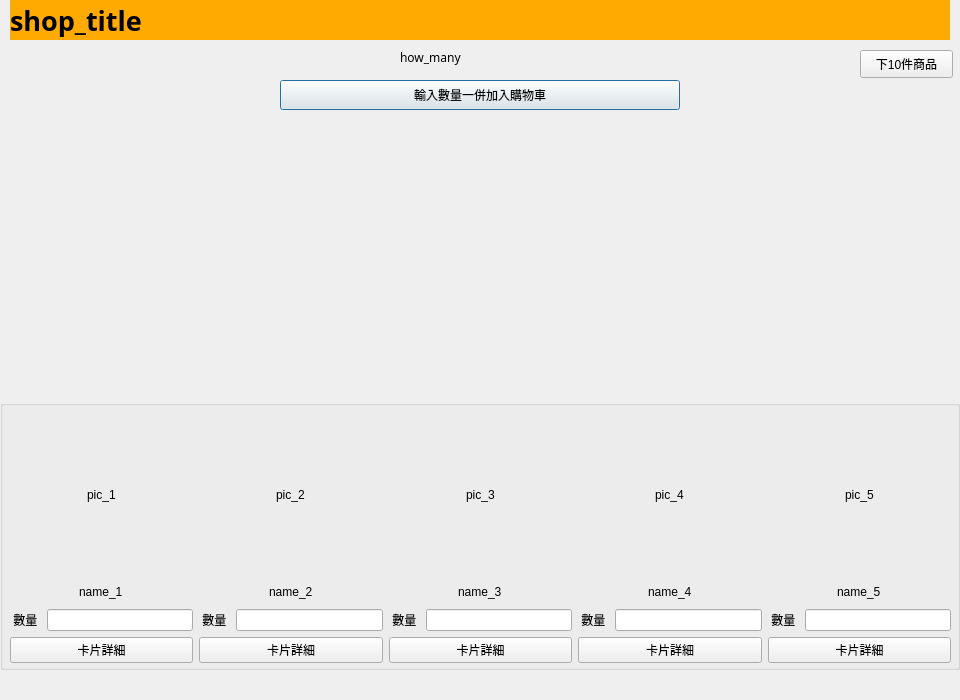
First picture: the form in project-commodity/addgoods_window.ui, repository freefrit/AOOP_DogeShop, before the edit.
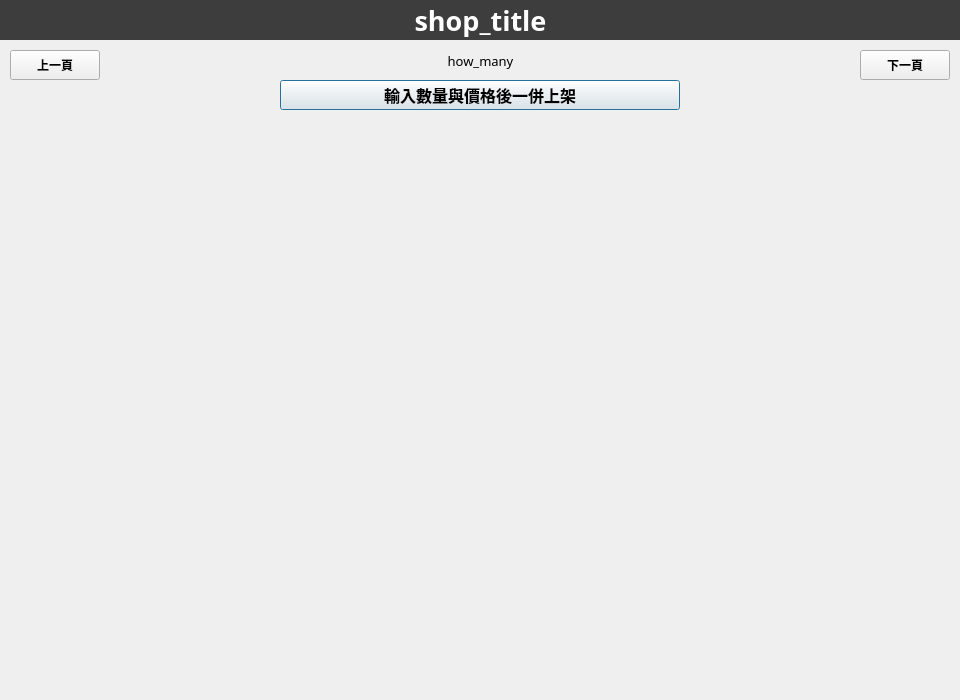
Second picture: the form after the edit.

Commit message: 21/12/14 AddGoods window now can change page, see card's detail

The edit to the form file:
```diff
--- a/project-commodity/addgoods_window.ui
+++ b/project-commodity/addgoods_window.ui
@@ -13,7 +13,10 @@
   <property name="windowTitle">
    <string>Dialog</string>
   </property>
-  <widget class="QPushButton" name="add_to_cart">
+  <property name="styleSheet">
+   <string notr="true"/>
+  </property>
+  <widget class="QPushButton" name="add">
    <property name="geometry">
     <rect>
      <x>280</x>
@@ -22,16 +25,24 @@
      <height>30</height>
     </rect>
    </property>
+   <property name="font">
+    <font>
+     <family>微軟正黑體</family>
+     <pointsize>12</pointsize>
+     <weight>75</weight>
+     <bold>true</bold>
+    </font>
+   </property>
    <property name="text">
-    <string>輸入數量一併加入購物車</string>
+    <string>輸入數量與價格後一併上架</string>
    </property>
   </widget>
   <widget class="QLabel" name="shop_title">
    <property name="geometry">
     <rect>
-     <x>10</x>
+     <x>0</x>
      <y>0</y>
-     <width>940</width>
+     <width>961</width>
      <height>40</height>
     </rect>
    </property>
@@ -44,266 +55,102 @@
     </font>
    </property>
    <property name="styleSheet">
-    <string notr="true">background-color: rgb(255, 170, 0);</string>
+    <string notr="true">color: rgb(255, 255, 255);
+background-color: rgb(61, 61, 61);</string>
    </property>
    <property name="text">
     <string>shop_title</string>
    </property>
-  </widget>
-  <widget class="QGroupBox" name="groupBox_2">
-   <property name="geometry">
-    <rect>
-     <x>0</x>
-     <y>400</y>
-     <width>960</width>
-     <height>270</height>
-    </rect>
+   <property name="alignment">
+    <set>Qt::AlignCenter</set>
    </property>
-   <property name="title">
-    <string/>
-   </property>
-   <widget class="QWidget" name="horizontalLayoutWidget_8">
-    <property name="geometry">
-     <rect>
-      <x>10</x>
-      <y>10</y>
-      <width>941</width>
-      <height>171</height>
-     </rect>
-    </property>
-    <layout class="QHBoxLayout" name="horizontalLayout_15">
-     <item alignment="Qt::AlignHCenter|Qt::AlignVCenter">
-      <widget class="QLabel" name="pic_11">
-       <property name="text">
-        <string>pic_1</string>
-       </property>
-      </widget>
-     </item>
-     <item alignment="Qt::AlignHCenter|Qt::AlignVCenter">
-      <widget class="QLabel" name="pic_12">
-       <property name="text">
-        <string>pic_2</string>
-       </property>
-      </widget>
-     </item>
-     <item alignment="Qt::AlignHCenter|Qt::AlignVCenter">
-      <widget class="QLabel" name="pic_13">
-       <property name="text">
-        <string>pic_3</string>
-       </property>
-      </widget>
-     </item>
-     <item alignment="Qt::AlignHCenter|Qt::AlignVCenter">
-      <widget class="QLabel" name="pic_14">
-       <property name="text">
-        <string>pic_4</string>
-       </property>
-      </widget>
-     </item>
-     <item alignment="Qt::AlignHCenter|Qt::AlignVCenter">
-      <widget class="QLabel" name="pic_15">
-       <property name="text">
-        <string>pic_5</string>
-       </property>
-      </widget>
-     </item>
-    </layout>
-   </widget>
-   <widget class="QWidget" name="gridLayoutWidget_3">
-    <property name="geometry">
-     <rect>
-      <x>10</x>
-      <y>180</y>
-      <width>941</width>
-      <height>83</height>
-     </rect>
-    </property>
-    <layout class="QGridLayout" name="gridLayout_3">
-     <item row="2" column="1">
-      <widget class="QPushButton" name="info_11">
-       <property name="text">
-        <string>卡片詳細</string>
-       </property>
-      </widget>
-     </item>
-     <item row="0" column="3" alignment="Qt::AlignHCenter">
-      <widget class="QLabel" name="name_11">
-       <property name="text">
-        <string>name_4</string>
-       </property>
-      </widget>
-     </item>
-     <item row="1" column="0">
-      <layout class="QHBoxLayout" name="horizontalLayout_16">
-       <item>
-        <widget class="QLabel" name="label_11">
-         <property name="text">
-          <string> 數量 </string>
-         </property>
-        </widget>
-       </item>
-       <item>
-        <widget class="QLineEdit" name="lineEdit_12"/>
-       </item>
-      </layout>
-     </item>
-     <item row="2" column="2">
-      <widget class="QPushButton" name="info_12">
-       <property name="text">
-        <string>卡片詳細</string>
-       </property>
-      </widget>
-     </item>
-     <item row="0" column="2" alignment="Qt::AlignHCenter">
-      <widget class="QLabel" name="name_12">
-       <property name="text">
-        <string>name_3</string>
-       </property>
-      </widget>
-     </item>
-     <item row="1" column="1">
-      <layout class="QHBoxLayout" name="horizontalLayout_17">
-       <item>
-        <widget class="QLabel" name="label_12">
-         <property name="text">
-          <string> 數量 </string>
-         </property>
-        </widget>
-       </item>
-       <item>
-        <widget class="QLineEdit" name="lineEdit_13"/>
-       </item>
-      </layout>
-     </item>
-     <item row="0" column="1" alignment="Qt::AlignHCenter">
-      <widget class="QLabel" name="name_13">
-       <property name="text">
-        <string>name_2</string>
-       </property>
-      </widget>
-     </item>
-     <item row="1" column="4">
-      <layout class="QHBoxLayout" name="horizontalLayout_18">
-       <item>
-        <widget class="QLabel" name="label_13">
-         <property name="text">
-          <string> 數量 </string>
-         </property>
-        </widget>
-       </item>
-       <item>
-        <widget class="QLineEdit" name="lineEdit_14"/>
-       </item>
-      </layout>
-     </item>
-     <item row="2" column="0">
-      <widget class="QPushButton" name="info_13">
-       <property name="text">
-        <string>卡片詳細</string>
-       </property>
-      </widget>
-     </item>
-     <item row="2" column="3">
-      <widget class="QPushButton" name="info_14">
-       <property name="text">
-        <string>卡片詳細</string>
-       </property>
-      </widget>
-     </item>
-     <item row="1" column="3">
-      <layout class="QHBoxLayout" name="horizontalLayout_19">
-       <item>
-        <widget class="QLabel" name="label_14">
-         <property name="text">
-          <string> 數量 </string>
-         </property>
-        </widget>
-       </item>
-       <item>
-        <widget class="QLineEdit" name="lineEdit_15"/>
-       </item>
-      </layout>
-     </item>
-     <item row="1" column="2">
-      <layout class="QHBoxLayout" name="horizontalLayout_20">
-       <item>
-        <widget class="QLabel" name="label_15">
-         <property name="text">
-          <string> 數量 </string>
-         </property>
-        </widget>
-       </item>
-       <item>
-        <widget class="QLineEdit" name="lineEdit_16"/>
-       </item>
-      </layout>
-     </item>
-     <item row="2" column="4">
-      <widget class="QPushButton" name="info_15">
-       <property name="text">
-        <string>卡片詳細</string>
-       </property>
-      </widget>
-     </item>
-     <item row="0" column="4" alignment="Qt::AlignHCenter">
-      <widget class="QLabel" name="name_14">
-       <property name="text">
-        <string>name_5</string>
-       </property>
-      </widget>
-     </item>
-     <item row="0" column="0" alignment="Qt::AlignHCenter">
-      <widget class="QLabel" name="name_15">
-       <property name="text">
-        <string>name_1</string>
-       </property>
-      </widget>
-     </item>
-    </layout>
-   </widget>
   </widget>
   <widget class="QLabel" name="how_many">
    <property name="geometry">
     <rect>
-     <x>400</x>
+     <x>100</x>
      <y>50</y>
-     <width>160</width>
-     <height>15</height>
+     <width>761</width>
+     <height>21</height>
     </rect>
    </property>
    <property name="font">
     <font>
-     <family>Adobe 黑体 Std R</family>
+     <family>微軟正黑體</family>
+     <pointsize>10</pointsize>
+     <weight>50</weight>
+     <bold>false</bold>
     </font>
    </property>
    <property name="text">
     <string>how_many</string>
    </property>
+   <property name="alignment">
+    <set>Qt::AlignCenter</set>
+   </property>
   </widget>
   <widget class="QPushButton" name="next_page">
    <property name="geometry">
     <rect>
      <x>860</x>
      <y>50</y>
-     <width>93</width>
-     <height>28</height>
+     <width>90</width>
+     <height>30</height>
     </rect>
    </property>
+   <property name="font">
+    <font>
+     <family>微軟正黑體</family>
+     <weight>75</weight>
+     <bold>true</bold>
+    </font>
+   </property>
    <property name="text">
-    <string>下10件商品</string>
+    <string>下一頁</string>
    </property>
   </widget>
   <widget class="QWidget" name="gridLayoutWidget_4">
    <property name="geometry">
     <rect>
-     <x>9</x>
-     <y>129</y>
+     <x>10</x>
+     <y>150</y>
      <width>941</width>
      <height>261</height>
     </rect>
    </property>
    <layout class="QGridLayout" name="up_gridLayout"/>
   </widget>
+  <widget class="QWidget" name="gridLayoutWidget_5">
+   <property name="geometry">
+    <rect>
+     <x>11</x>
+     <y>421</y>
+     <width>941</width>
+     <height>261</height>
+    </rect>
+   </property>
+   <layout class="QGridLayout" name="down_gridLayout"/>
+  </widget>
+  <widget class="QPushButton" name="previous_page">
+   <property name="geometry">
+    <rect>
+     <x>10</x>
+     <y>50</y>
+     <width>90</width>
+     <height>30</height>
+    </rect>
+   </property>
+   <property name="font">
+    <font>
+     <family>微軟正黑體</family>
+     <weight>75</weight>
+     <bold>true</bold>
+    </font>
+   </property>
+   <property name="text">
+    <string>上一頁</string>
+   </property>
+  </widget>
  </widget>
  <resources/>
  <connections/>
```
The commit also changes 30 other files.
